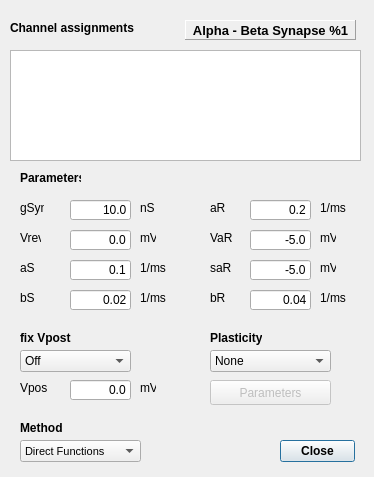
This is src/gui/AbSynDlg.ui in CompEphys-team/stdpc as Qt 5 draws it before an edit. The edited form follows.
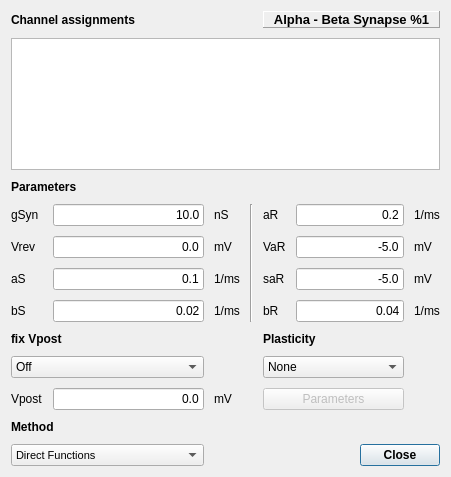
This is the edited form. Custom widgets are drawn as their Qt base class.

```diff
--- a/src/gui/AbSynDlg.ui
+++ b/src/gui/AbSynDlg.ui
@@ -6,22 +6,221 @@
    <rect>
     <x>0</x>
     <y>0</y>
-    <width>374</width>
+    <width>451</width>
     <height>477</height>
    </rect>
   </property>
   <property name="windowTitle">
    <string>Alpha - Beta Synapse</string>
   </property>
+  <layout class="QGridLayout" name="gridLayout">
+   <property name="spacing">
+    <number>10</number>
+   </property>
+   <item row="6" column="1">
+    <widget class="QLineEdit" name="bSE">
+     <property name="text">
+      <string>0.02</string>
+     </property>
+     <property name="maxLength">
+      <number>8</number>
+     </property>
+     <property name="alignment">
+      <set>Qt::AlignRight|Qt::AlignTrailing|Qt::AlignVCenter</set>
+     </property>
+    </widget>
+   </item>
+   <item row="6" column="0">
+    <widget class="QLabel" name="label_8">
+     <property name="text">
+      <string>bS</string>
+     </property>
+    </widget>
+   </item>
+   <item row="4" column="5" colspan="2">
+    <widget class="QLineEdit" name="VaRE">
+     <property name="enabled">
+      <bool>true</bool>
+     </property>
+     <property name="text">
+      <string>-5.0</string>
+     </property>
+     <property name="maxLength">
+      <number>8</number>
+     </property>
+     <property name="alignment">
+      <set>Qt::AlignRight|Qt::AlignTrailing|Qt::AlignVCenter</set>
+     </property>
+    </widget>
+   </item>
+   <item row="5" column="0">
+    <widget class="QLabel" name="aSL">
+     <property name="text">
+      <string>aS</string>
+     </property>
+    </widget>
+   </item>
+   <item row="6" column="2">
+    <widget class="QLabel" name="label_13">
+     <property name="text">
+      <string>1/ms</string>
+     </property>
+    </widget>
+   </item>
+   <item row="6" column="4">
+    <widget class="QLabel" name="STDtau0L">
+     <property name="enabled">
+      <bool>true</bool>
+     </property>
+     <property name="text">
+      <string>bR</string>
+     </property>
+    </widget>
+   </item>
+   <item row="9" column="0">
+    <widget class="QLabel" name="label_29">
+     <property name="text">
+      <string>Vpost</string>
+     </property>
+    </widget>
+   </item>
+   <item row="2" column="0" colspan="2">
+    <widget class="QLabel" name="label_14">
+     <property name="font">
+      <font>
+       <weight>75</weight>
+       <bold>true</bold>
+      </font>
+     </property>
+     <property name="text">
+      <string>Parameters</string>
+     </property>
+    </widget>
+   </item>
+   <item row="0" column="0" colspan="2">
+    <widget class="QLabel" name="label_15">
+     <property name="font">
+      <font>
+       <weight>75</weight>
+       <bold>true</bold>
+      </font>
+     </property>
+     <property name="text">
+      <string>Channel assignments</string>
+     </property>
+    </widget>
+   </item>
+   <item row="7" column="4" colspan="2">
+    <widget class="QLabel" name="label_31">
+     <property name="font">
+      <font>
+       <weight>75</weight>
+       <bold>true</bold>
+      </font>
+     </property>
+     <property name="text">
+      <string>Plasticity</string>
+     </property>
+    </widget>
+   </item>
+   <item row="5" column="1">
+    <widget class="QLineEdit" name="aSE">
+     <property name="text">
+      <string>0.1</string>
+     </property>
+     <property name="maxLength">
+      <number>8</number>
+     </property>
+     <property name="alignment">
+      <set>Qt::AlignRight|Qt::AlignTrailing|Qt::AlignVCenter</set>
+     </property>
+    </widget>
+   </item>
+   <item row="5" column="2">
+    <widget class="QLabel" name="aSU">
+     <property name="text">
+      <string>1/ms</string>
+     </property>
+    </widget>
+   </item>
+   <item row="5" column="7">
+    <widget class="QLabel" name="STDVSlopeU">
+     <property name="enabled">
+      <bool>true</bool>
+     </property>
+     <property name="text">
+      <string>mV</string>
+     </property>
+    </widget>
+   </item>
+   <item row="4" column="4">
+    <widget class="QLabel" name="STDVThreshL">
+     <property name="enabled">
+      <bool>true</bool>
+     </property>
+     <property name="text">
+      <string>VaR</string>
+     </property>
+    </widget>
+   </item>
+   <item row="3" column="1">
+    <widget class="QLineEdit" name="gSynE">
+     <property name="text">
+      <string>10.0</string>
+     </property>
+     <property name="maxLength">
+      <number>8</number>
+     </property>
+     <property name="alignment">
+      <set>Qt::AlignRight|Qt::AlignTrailing|Qt::AlignVCenter</set>
+     </property>
+    </widget>
+   </item>
+   <item row="1" column="0" colspan="8">
+    <widget class="AssignmentWidget&lt;SynapseAssignment&gt;" name="assignments">
+     <attribute name="horizontalHeaderStretchLastSection">
+      <bool>true</bool>
+     </attribute>
+     <attribute name="verticalHeaderVisible">
+      <bool>false</bool>
+     </attribute>
+     <attribute name="verticalHeaderDefaultSectionSize">
+      <number>25</number>
+     </attribute>
+    </widget>
+   </item>
+   <item row="9" column="2">
+    <widget class="QLabel" name="label_30">
+     <property name="text">
+      <string>mV</string>
+     </property>
+    </widget>
+   </item>
+   <item row="4" column="7">
+    <widget class="QLabel" name="STDVThreshU">
+     <property name="enabled">
+      <bool>true</bool>
+     </property>
+     <property name="text">
+      <string>mV</string>
+     </property>
+    </widget>
+   </item>
+   <item row="9" column="1">
+    <widget class="QLineEdit" name="VpostE">
+     <property name="text">
+      <string>0.0</string>
+     </property>
+     <property name="maxLength">
+      <number>8</number>
+     </property>
+     <property name="alignment">
+      <set>Qt::AlignRight|Qt::AlignTrailing|Qt::AlignVCenter</set>
+     </property>
+    </widget>
+   </item>
+   <item row="11" column="6" colspan="2">
   <widget class="QDialogButtonBox" name="ResCloseBox">
-   <property name="geometry">
-    <rect>
-     <x>280</x>
-     <y>440</y>
-     <width>75</width>
-     <height>23</height>
-    </rect>
-   </property>
    <property name="font">
     <font>
      <weight>75</weight>
@@ -35,18 +234,38 @@
     <set>QDialogButtonBox::Close</set>
    </property>
   </widget>
+   </item>
+   <item row="5" column="5" colspan="2">
+    <widget class="QLineEdit" name="saRE">
+     <property name="enabled">
+      <bool>true</bool>
+     </property>
+     <property name="text">
+      <string>-5.0</string>
+     </property>
+     <property name="maxLength">
+      <number>8</number>
+     </property>
+     <property name="alignment">
+      <set>Qt::AlignRight|Qt::AlignTrailing|Qt::AlignVCenter</set>
+     </property>
+    </widget>
+   </item>
+   <item row="5" column="4">
+    <widget class="QLabel" name="STDVSlopeL">
+     <property name="enabled">
+      <bool>true</bool>
+     </property>
+     <property name="text">
+      <string>saR</string>
+     </property>
+    </widget>
+   </item>
+   <item row="0" column="4" colspan="4">
   <widget class="QLabel" name="abSynDlgLabel">
    <property name="enabled">
     <bool>true</bool>
    </property>
-   <property name="geometry">
-    <rect>
-     <x>185</x>
-     <y>20</y>
-     <width>171</width>
-     <height>20</height>
-    </rect>
-   </property>
    <property name="font">
     <font>
      <pointsize>10</pointsize>
@@ -79,334 +298,36 @@
     <set>Qt::AlignCenter</set>
    </property>
   </widget>
+   </item>
+   <item row="3" column="0">
   <widget class="QLabel" name="gSynL">
-   <property name="geometry">
-    <rect>
-     <x>20</x>
-     <y>200</y>
-     <width>24</width>
-     <height>16</height>
-    </rect>
-   </property>
    <property name="text">
     <string>gSyn</string>
    </property>
   </widget>
-  <widget class="QLabel" name="aSL">
-   <property name="geometry">
-    <rect>
-     <x>20</x>
-     <y>260</y>
-     <width>24</width>
-     <height>16</height>
-    </rect>
-   </property>
+   </item>
+   <item row="4" column="2">
+    <widget class="QLabel" name="VrevU">
    <property name="text">
-    <string>aS</string>
-   </property>
-  </widget>
-  <widget class="QLineEdit" name="gSynE">
-   <property name="geometry">
-    <rect>
-     <x>70</x>
-     <y>200</y>
-     <width>61</width>
-     <height>20</height>
-    </rect>
-   </property>
-   <property name="text">
-    <string>10.0</string>
-   </property>
-   <property name="maxLength">
-    <number>8</number>
-   </property>
-   <property name="alignment">
-    <set>Qt::AlignRight|Qt::AlignTrailing|Qt::AlignVCenter</set>
-   </property>
-  </widget>
-  <widget class="QLineEdit" name="aSE">
-   <property name="geometry">
-    <rect>
-     <x>70</x>
-     <y>260</y>
-     <width>61</width>
-     <height>20</height>
-    </rect>
-   </property>
-   <property name="text">
-    <string>0.1</string>
-   </property>
-   <property name="maxLength">
-    <number>8</number>
-   </property>
-   <property name="alignment">
-    <set>Qt::AlignRight|Qt::AlignTrailing|Qt::AlignVCenter</set>
-   </property>
-  </widget>
-  <widget class="QLineEdit" name="bSE">
-   <property name="geometry">
-    <rect>
-     <x>70</x>
-     <y>290</y>
-     <width>61</width>
-     <height>20</height>
-    </rect>
-   </property>
-   <property name="text">
-    <string>0.02</string>
-   </property>
-   <property name="maxLength">
-    <number>8</number>
-   </property>
-   <property name="alignment">
-    <set>Qt::AlignRight|Qt::AlignTrailing|Qt::AlignVCenter</set>
-   </property>
-  </widget>
-  <widget class="QLabel" name="label_8">
-   <property name="geometry">
-    <rect>
-     <x>20</x>
-     <y>290</y>
-     <width>32</width>
-     <height>16</height>
-    </rect>
-   </property>
-   <property name="text">
-    <string>bS</string>
-   </property>
-  </widget>
-  <widget class="QLabel" name="gSynU">
-   <property name="geometry">
-    <rect>
-     <x>140</x>
-     <y>200</y>
-     <width>16</width>
-     <height>16</height>
-    </rect>
-   </property>
-   <property name="text">
-    <string>nS</string>
-   </property>
-  </widget>
-  <widget class="QLabel" name="aSU">
-   <property name="geometry">
-    <rect>
-     <x>140</x>
-     <y>260</y>
-     <width>31</width>
-     <height>16</height>
-    </rect>
-   </property>
-   <property name="text">
-    <string>1/ms</string>
-   </property>
-  </widget>
-  <widget class="QLabel" name="label_13">
-   <property name="geometry">
-    <rect>
-     <x>140</x>
-     <y>290</y>
-     <width>31</width>
-     <height>16</height>
-    </rect>
-   </property>
-   <property name="text">
-    <string>1/ms</string>
-   </property>
-  </widget>
-  <widget class="QLabel" name="label_14">
-   <property name="geometry">
-    <rect>
-     <x>20</x>
-     <y>170</y>
-     <width>61</width>
-     <height>16</height>
-    </rect>
-   </property>
-   <property name="font">
-    <font>
-     <weight>75</weight>
-     <bold>true</bold>
-    </font>
-   </property>
-   <property name="text">
-    <string>Parameters</string>
-   </property>
-  </widget>
-  <widget class="QLineEdit" name="saRE">
-   <property name="enabled">
-    <bool>true</bool>
-   </property>
-   <property name="geometry">
-    <rect>
-     <x>250</x>
-     <y>260</y>
-     <width>61</width>
-     <height>20</height>
-    </rect>
-   </property>
-   <property name="text">
-    <string>-5.0</string>
-   </property>
-   <property name="maxLength">
-    <number>8</number>
-   </property>
-   <property name="alignment">
-    <set>Qt::AlignRight|Qt::AlignTrailing|Qt::AlignVCenter</set>
-   </property>
-  </widget>
-  <widget class="QLabel" name="STDAmplL">
-   <property name="enabled">
-    <bool>true</bool>
-   </property>
-   <property name="geometry">
-    <rect>
-     <x>210</x>
-     <y>200</y>
-     <width>47</width>
-     <height>16</height>
-    </rect>
-   </property>
-   <property name="text">
-    <string>aR</string>
-   </property>
-  </widget>
-  <widget class="QLabel" name="STDVThreshL">
-   <property name="enabled">
-    <bool>true</bool>
-   </property>
-   <property name="geometry">
-    <rect>
-     <x>210</x>
-     <y>230</y>
-     <width>39</width>
-     <height>16</height>
-    </rect>
-   </property>
-   <property name="text">
-    <string>VaR</string>
-   </property>
-  </widget>
-  <widget class="QLabel" name="STDVSlopeL">
-   <property name="enabled">
-    <bool>true</bool>
-   </property>
-   <property name="geometry">
-    <rect>
-     <x>210</x>
-     <y>260</y>
-     <width>32</width>
-     <height>16</height>
-    </rect>
-   </property>
-   <property name="text">
-    <string>saR</string>
-   </property>
-  </widget>
-  <widget class="QLabel" name="STDVThreshU">
-   <property name="enabled">
-    <bool>true</bool>
-   </property>
-   <property name="geometry">
-    <rect>
-     <x>320</x>
-     <y>230</y>
-     <width>16</width>
-     <height>16</height>
-    </rect>
-   </property>
-   <property name="text">
     <string>mV</string>
    </property>
   </widget>
-  <widget class="QLineEdit" name="VaRE">
-   <property name="enabled">
-    <bool>true</bool>
-   </property>
-   <property name="geometry">
-    <rect>
-     <x>250</x>
-     <y>230</y>
-     <width>61</width>
-     <height>20</height>
-    </rect>
-   </property>
-   <property name="text">
-    <string>-5.0</string>
-   </property>
-   <property name="maxLength">
-    <number>8</number>
-   </property>
-   <property name="alignment">
-    <set>Qt::AlignRight|Qt::AlignTrailing|Qt::AlignVCenter</set>
-   </property>
-  </widget>
-  <widget class="QLineEdit" name="aRE">
-   <property name="enabled">
-    <bool>true</bool>
-   </property>
-   <property name="geometry">
-    <rect>
-     <x>250</x>
-     <y>200</y>
-     <width>61</width>
-     <height>20</height>
-    </rect>
-   </property>
-   <property name="text">
-    <string>0.2</string>
-   </property>
-   <property name="maxLength">
-    <number>8</number>
-   </property>
-   <property name="alignment">
-    <set>Qt::AlignRight|Qt::AlignTrailing|Qt::AlignVCenter</set>
-   </property>
-  </widget>
-  <widget class="QLabel" name="STDVSlopeU">
-   <property name="enabled">
-    <bool>true</bool>
-   </property>
-   <property name="geometry">
-    <rect>
-     <x>320</x>
-     <y>260</y>
-     <width>16</width>
-     <height>16</height>
-    </rect>
-   </property>
-   <property name="text">
-    <string>mV</string>
-   </property>
-  </widget>
+   </item>
+   <item row="6" column="7">
   <widget class="QLabel" name="STDtau0U">
    <property name="enabled">
     <bool>true</bool>
    </property>
-   <property name="geometry">
-    <rect>
-     <x>320</x>
-     <y>290</y>
-     <width>31</width>
-     <height>16</height>
-    </rect>
-   </property>
    <property name="text">
     <string>1/ms</string>
    </property>
   </widget>
+   </item>
+   <item row="6" column="5" colspan="2">
   <widget class="QLineEdit" name="bRE">
    <property name="enabled">
     <bool>true</bool>
    </property>
-   <property name="geometry">
-    <rect>
-     <x>250</x>
-     <y>290</y>
-     <width>61</width>
-     <height>20</height>
-    </rect>
-   </property>
    <property name="text">
     <string>0.04</string>
    </property>
@@ -417,31 +338,9 @@
     <set>Qt::AlignRight|Qt::AlignTrailing|Qt::AlignVCenter</set>
    </property>
   </widget>
-  <widget class="QLabel" name="STDtau0L">
-   <property name="enabled">
-    <bool>true</bool>
-   </property>
-   <property name="geometry">
-    <rect>
-     <x>210</x>
-     <y>290</y>
-     <width>22</width>
-     <height>16</height>
-    </rect>
-   </property>
-   <property name="text">
-    <string>bR</string>
-   </property>
-  </widget>
+   </item>
+   <item row="7" column="0" colspan="2">
   <widget class="QLabel" name="label_18">
-   <property name="geometry">
-    <rect>
-     <x>20</x>
-     <y>330</y>
-     <width>52</width>
-     <height>16</height>
-    </rect>
-   </property>
    <property name="font">
     <font>
      <weight>75</weight>
@@ -452,64 +351,46 @@
     <string>fix Vpost</string>
    </property>
   </widget>
-  <widget class="QComboBox" name="fixVpostCombo">
-   <property name="geometry">
-    <rect>
-     <x>20</x>
-     <y>350</y>
-     <width>111</width>
-     <height>22</height>
-    </rect>
-   </property>
-   <item>
-    <property name="text">
-     <string>Off</string>
-    </property>
    </item>
-   <item>
+   <item row="3" column="2">
+    <widget class="QLabel" name="gSynU">
     <property name="text">
-     <string>Fixed</string>
-    </property>
-   </item>
-  </widget>
-  <widget class="QLabel" name="label_29">
-   <property name="geometry">
-    <rect>
-     <x>20</x>
-     <y>380</y>
-     <width>27</width>
-     <height>16</height>
-    </rect>
-   </property>
-   <property name="text">
-    <string>Vpost</string>
-   </property>
-  </widget>
-  <widget class="QLabel" name="label_30">
-   <property name="geometry">
-    <rect>
-     <x>140</x>
-     <y>380</y>
-     <width>16</width>
-     <height>16</height>
-    </rect>
-   </property>
-   <property name="text">
-    <string>mV</string>
-   </property>
-  </widget>
-  <widget class="QLineEdit" name="VpostE">
-   <property name="geometry">
-    <rect>
-     <x>70</x>
-     <y>380</y>
-     <width>61</width>
-     <height>20</height>
-    </rect>
-   </property>
+      <string>nS</string>
+     </property>
+    </widget>
+   </item>
+   <item row="4" column="1">
+    <widget class="QLineEdit" name="VrevE">
    <property name="text">
     <string>0.0</string>
    </property>
+     <property name="alignment">
+      <set>Qt::AlignRight|Qt::AlignTrailing|Qt::AlignVCenter</set>
+     </property>
+    </widget>
+   </item>
+   <item row="4" column="0">
+    <widget class="QLabel" name="VrevL">
+     <property name="text">
+      <string>Vrev</string>
+     </property>
+    </widget>
+   </item>
+   <item row="3" column="7">
+    <widget class="QLabel" name="label">
+     <property name="text">
+      <string>1/ms</string>
+     </property>
+    </widget>
+   </item>
+   <item row="3" column="5" colspan="2">
+    <widget class="QLineEdit" name="aRE">
+     <property name="enabled">
+      <bool>true</bool>
+     </property>
+     <property name="text">
+      <string>0.2</string>
+     </property>
    <property name="maxLength">
     <number>8</number>
    </property>
@@ -517,15 +398,26 @@
     <set>Qt::AlignRight|Qt::AlignTrailing|Qt::AlignVCenter</set>
    </property>
   </widget>
-  <widget class="QLabel" name="label_31">
-   <property name="geometry">
-    <rect>
-     <x>210</x>
-     <y>330</y>
-     <width>52</width>
-     <height>16</height>
-    </rect>
-   </property>
+   </item>
+   <item row="3" column="4">
+    <widget class="QLabel" name="STDAmplL">
+     <property name="enabled">
+      <bool>true</bool>
+     </property>
+     <property name="text">
+      <string>aR</string>
+     </property>
+    </widget>
+   </item>
+   <item row="3" column="3" rowspan="4">
+    <widget class="Line" name="line">
+     <property name="orientation">
+      <enum>Qt::Vertical</enum>
+     </property>
+    </widget>
+   </item>
+   <item row="10" column="0" colspan="2">
+    <widget class="QLabel" name="MethodL">
    <property name="font">
     <font>
      <weight>75</weight>
@@ -533,59 +425,12 @@
     </font>
    </property>
    <property name="text">
-    <string>Plasticity</string>
-   </property>
-  </widget>
-  <widget class="QComboBox" name="PlasticityCombo">
-   <property name="geometry">
-    <rect>
-     <x>210</x>
-     <y>350</y>
-     <width>121</width>
-     <height>22</height>
-    </rect>
-   </property>
-   <item>
-    <property name="text">
-     <string>None</string>
-    </property>
+      <string>Method</string>
+     </property>
+    </widget>
    </item>
-   <item>
-    <property name="text">
-     <string>Spike STDP</string>
-    </property>
-   </item>
-   <item>
-    <property name="text">
-     <string>ODE STDP</string>
-    </property>
-   </item>
-  </widget>
-  <widget class="QPushButton" name="PlastParaBut">
-   <property name="enabled">
-    <bool>false</bool>
-   </property>
-   <property name="geometry">
-    <rect>
-     <x>210</x>
-     <y>380</y>
-     <width>121</width>
-     <height>25</height>
-    </rect>
-   </property>
-   <property name="text">
-    <string>Parameters</string>
-   </property>
-  </widget>
+   <item row="11" column="0" colspan="2">
   <widget class="QComboBox" name="LUCombo">
-   <property name="geometry">
-    <rect>
-     <x>20</x>
-     <y>440</y>
-     <width>121</width>
-     <height>22</height>
-    </rect>
-   </property>
    <property name="font">
     <font>
      <pointsize>8</pointsize>
@@ -604,115 +449,51 @@
     </property>
    </item>
   </widget>
-  <widget class="QLabel" name="MethodL">
-   <property name="geometry">
-    <rect>
-     <x>20</x>
-     <y>420</y>
-     <width>69</width>
-     <height>16</height>
-    </rect>
-   </property>
-   <property name="font">
-    <font>
-     <weight>75</weight>
-     <bold>true</bold>
-    </font>
-   </property>
-   <property name="text">
-    <string>Method</string>
-   </property>
-  </widget>
-  <widget class="QLabel" name="label">
-   <property name="geometry">
-    <rect>
-     <x>320</x>
-     <y>200</y>
-     <width>31</width>
-     <height>16</height>
-    </rect>
-   </property>
-   <property name="text">
-    <string>1/ms</string>
-   </property>
-  </widget>
-  <widget class="QLabel" name="VrevL">
-   <property name="geometry">
-    <rect>
-     <x>20</x>
-     <y>230</y>
-     <width>21</width>
-     <height>16</height>
-    </rect>
-   </property>
-   <property name="text">
-    <string>Vrev</string>
-   </property>
-  </widget>
-  <widget class="QLineEdit" name="VrevE">
-   <property name="geometry">
-    <rect>
-     <x>70</x>
-     <y>230</y>
-     <width>61</width>
-     <height>20</height>
-    </rect>
-   </property>
-   <property name="text">
-    <string>0.0</string>
-   </property>
-   <property name="alignment">
-    <set>Qt::AlignRight|Qt::AlignTrailing|Qt::AlignVCenter</set>
-   </property>
-  </widget>
-  <widget class="QLabel" name="VrevU">
-   <property name="geometry">
-    <rect>
-     <x>140</x>
-     <y>230</y>
-     <width>16</width>
-     <height>16</height>
-    </rect>
-   </property>
-   <property name="text">
-    <string>mV</string>
-   </property>
-  </widget>
-  <widget class="AssignmentWidget&lt;SynapseAssignment&gt;" name="assignments">
-   <property name="geometry">
-    <rect>
-     <x>10</x>
-     <y>50</y>
-     <width>351</width>
-     <height>111</height>
-    </rect>
-   </property>
-   <attribute name="horizontalHeaderStretchLastSection">
-    <bool>true</bool>
-   </attribute>
-   <attribute name="verticalHeaderVisible">
+   </item>
+   <item row="9" column="4" colspan="3">
+    <widget class="QPushButton" name="PlastParaBut">
+     <property name="enabled">
     <bool>false</bool>
-   </attribute>
-  </widget>
-  <widget class="QLabel" name="label_15">
-   <property name="geometry">
-    <rect>
-     <x>10</x>
-     <y>20</y>
-     <width>131</width>
-     <height>16</height>
-    </rect>
-   </property>
-   <property name="font">
-    <font>
-     <weight>75</weight>
-     <bold>true</bold>
-    </font>
-   </property>
+     </property>
+     <property name="text">
+      <string>Parameters</string>
+     </property>
+    </widget>
+   </item>
+   <item row="8" column="4" colspan="3">
+    <widget class="QComboBox" name="PlasticityCombo">
+     <item>
+      <property name="text">
+       <string>None</string>
+      </property>
+     </item>
+     <item>
+      <property name="text">
+       <string>Spike STDP</string>
+      </property>
+     </item>
+     <item>
    <property name="text">
-    <string>Channel assignments</string>
-   </property>
-  </widget>
+       <string>ODE STDP</string>
+      </property>
+     </item>
+    </widget>
+   </item>
+   <item row="8" column="0" colspan="2">
+    <widget class="QComboBox" name="fixVpostCombo">
+     <item>
+      <property name="text">
+       <string>Off</string>
+      </property>
+     </item>
+     <item>
+      <property name="text">
+       <string>Fixed</string>
+      </property>
+     </item>
+    </widget>
+   </item>
+  </layout>
  </widget>
  <customwidgets>
   <customwidget>
```
Left out of the diff: 16 changed lines with no effect on the pictures. Lines whose indentation alone changed are shown as unchanged.
